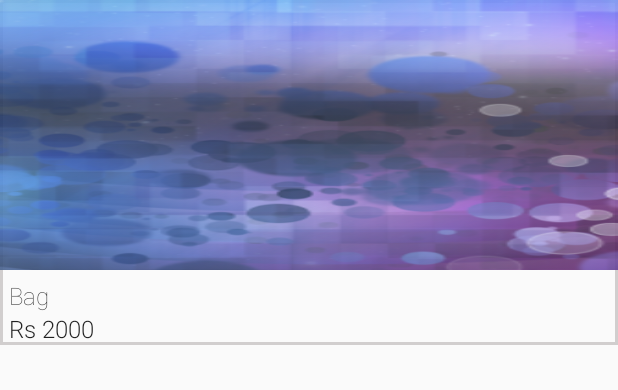
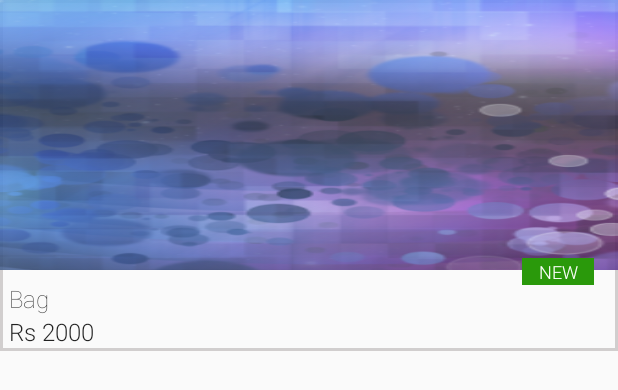
Before and after one commit to kunsangnetforce/Ray, an Android app: the layout row_home.xml on its own in the app's theme, with its tools: preview values and no code run, on a phone screen of 412 x 824 dp. Shown: the top 390 px of the screen. Run offline under Robolectric (Android 15) with nearby library versions, the phone set to English and light mode, and no system bars; plain views replace MaterialRippleLayout.

Commit message:
home fragment minor changes

```diff
--- a/app/build.gradle
+++ b/app/build.gradle
@@ -45,7 +45,5 @@ dependencies {
     compile 'io.nlopez.smartlocation:library:3.2.2'
     compile 'com.seatgeek:placesautocomplete:0.2-SNAPSHOT'
     compile 'de.hdodenhof:circleimageview:2.0.0'
-
-
-
+    compile 'com.github.clans:fab:1.6.4'
 }
--- a/app/src/main/res/layout/row_home.xml
+++ b/app/src/main/res/layout/row_home.xml
@@ -7,6 +7,10 @@
 
     <com.balysv.materialripple.MaterialRippleLayout
         android:id="@+id/ripple"
+        android:layout_width="match_parent"
+        android:layout_height="wrap_content">
+
+        <FrameLayout
             android:layout_width="match_parent"
             android:layout_height="wrap_content">
 
@@ -30,6 +34,11 @@
                 <!--name of the world wonder-->
 
 
+                <LinearLayout
+                    android:gravity="center_vertical"
+                    android:orientation="vertical"
+                    android:layout_width="match_parent"
+                    android:layout_height="54dp">
                 <TextView
                     android:id="@+id/textViewTitle"
                     android:layout_width="wrap_content"
@@ -49,7 +58,20 @@
                     android:ellipsize="end"
                     android:text="Rs 2000"
                     android:textSize="16sp" />
-
                 </LinearLayout>
+            </LinearLayout>
+            <TextView
+                android:textColor="@color/white"
+                android:layout_marginRight="16dp"
+                android:layout_marginBottom="44dp"
+                android:layout_gravity="right|bottom"
+                android:gravity="center"
+                android:background="@color/greendark"
+                android:textSize="12sp"
+                android:layout_width="48dp"
+                android:layout_height="18dp"
+                android:text="NEW"
+                />
+        </FrameLayout>
     </com.balysv.materialripple.MaterialRippleLayout>
 </LinearLayout>
--- a/app/src/main/res/values/colors.xml
+++ b/app/src/main/res/values/colors.xml
@@ -11,4 +11,5 @@
     <color name="red">#e40e0e</color>
     <color name="footer">#d97ba5</color>
     <color name="colorPrimary1">#99009688</color>
+    <color name="greendark">#2a990b</color>
 </resources>
```
Also changed, not shown: app/src/main/res/layout/fragment_home.xml (+13 -0 lines), app/src/main/res/drawable/ic_camera_white.png (added). Lines whose indentation alone changed are shown as unchanged.
